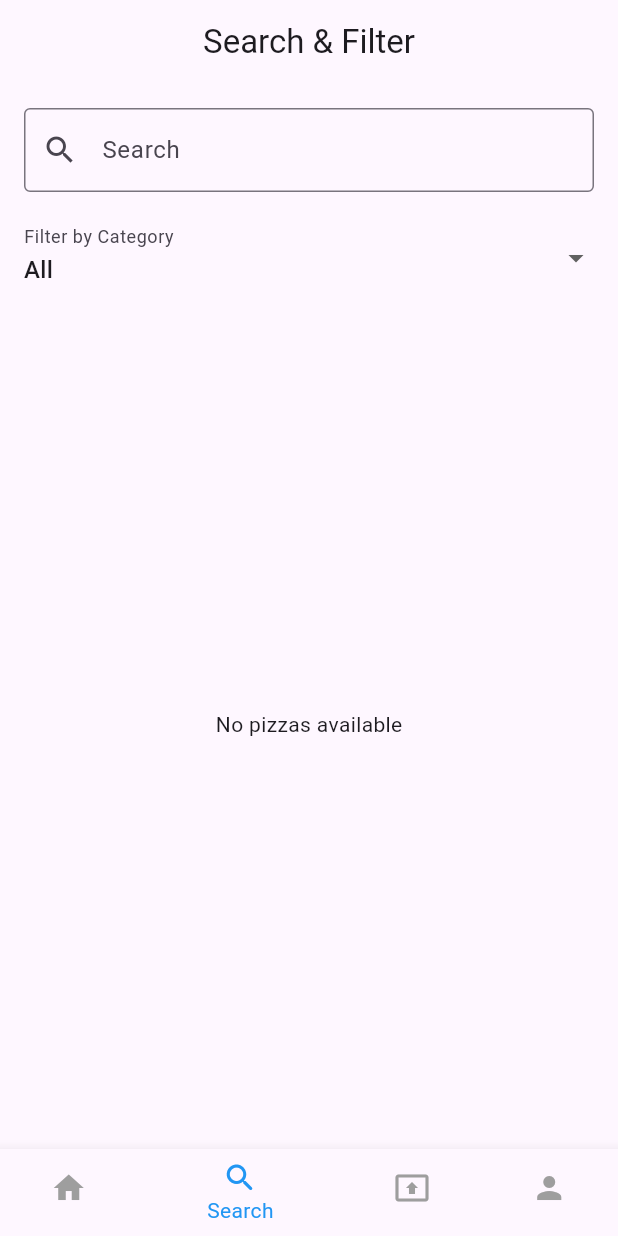
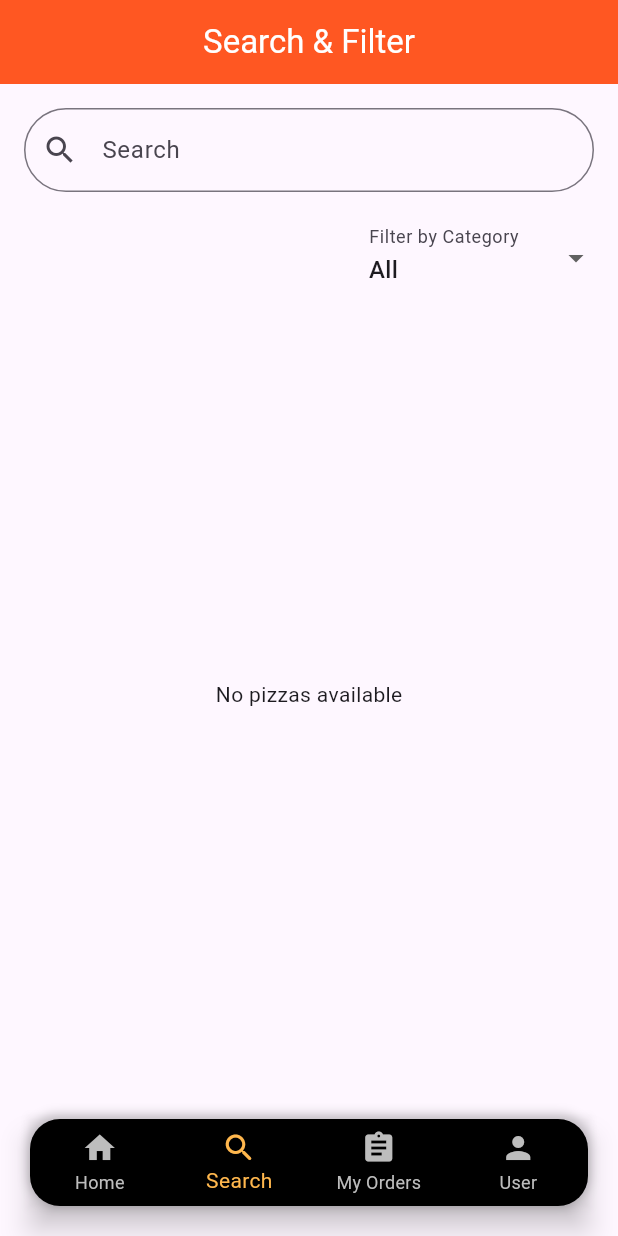
Before and after one commit to kanishkaviraj12/pizza-delivery-app, a Flutter app: the UserHomePage screen opened directly, item 2 of the bottom bar chosen, on a phone screen of 412 x 824 dp. Run offline on Flutter 3.47's test engine with Material 3 defaults, Android fonts, the phone set to English and light mode, and no system bars; our stand-ins replace cloud_firestore, firebase_auth, firebase_core, firebase_storage, image_picker, permission_handler; accounts and stored records are empty; network calls fail.

Commit message:
user UI design

```diff
--- a/lib/user/search.dart
+++ b/lib/user/search.dart
@@ -32,17 +32,23 @@ class _SearchFilterScreenState extends State<SearchFilterScreen> {
   Widget build(BuildContext context) {
     return Scaffold(
       appBar: AppBar(
-        title: const Text('Search & Filter'),
+        title: const Text(
+          'Search & Filter',
+          style: TextStyle(color: Colors.white),
+        ),
         centerTitle: true,
+        backgroundColor: Colors.deepOrange,
       ),
       body: Column(
         children: [
           Padding(
             padding: const EdgeInsets.all(16.0),
             child: TextField(
-              decoration: const InputDecoration(
+              decoration: InputDecoration(
                 labelText: 'Search',
-                border: OutlineInputBorder(),
+                border: OutlineInputBorder(
+                  borderRadius: BorderRadius.circular(50),
+                ),
                 prefixIcon: Icon(Icons.search),
               ),
               onChanged: (value) {
@@ -54,10 +60,17 @@ class _SearchFilterScreenState extends State<SearchFilterScreen> {
           ),
           Padding(
             padding: const EdgeInsets.symmetric(horizontal: 16.0),
+            child: Row(
+              mainAxisAlignment: MainAxisAlignment
+                  .end, // Aligns the Row's content to the right,
+              children: [
+                Container(
+                  width: 150,
                   child: DropdownButtonFormField(
                     value: selectedCategory,
                     items: ['All', 'Veg', 'Non-Veg'].map((String category) {
-                return DropdownMenuItem(value: category, child: Text(category));
+                      return DropdownMenuItem(
+                          value: category, child: Text(category));
                     }).toList(),
                     onChanged: (value) {
                       setState(() {
@@ -68,6 +81,9 @@ class _SearchFilterScreenState extends State<SearchFilterScreen> {
                       labelText: 'Filter by Category',
                       border: InputBorder.none,
                     ),
+                  ),
+                ),
+              ],
             ),
           ),
           Expanded(
--- a/lib/user/user_home.dart
+++ b/lib/user/user_home.dart
@@ -31,11 +31,34 @@ class _UserHomePageState extends State<UserHomePage> {
   Widget build(BuildContext context) {
     return Scaffold(
       body: _pages[_selectedIndex],
-      bottomNavigationBar: BottomNavigationBar(
+      bottomNavigationBar: Padding(
+        padding: const EdgeInsets.all(20),
+        child: Container(
+          decoration: BoxDecoration(
+            color: Colors
+                .black, // Dark background color for the bottom navigation bar
+            borderRadius: BorderRadius.circular(20),
+            boxShadow: [
+              // Optional: adds shadow for better visibility
+              BoxShadow(
+                color: Colors.black.withOpacity(0.2),
+                spreadRadius: 1,
+                blurRadius: 5,
+                offset: Offset(0, -2), // Shadow position
+              ),
+            ],
+          ),
+          child: BottomNavigationBar(
+            type: BottomNavigationBarType
+                .fixed, // Ensures background color is respected
             currentIndex: _selectedIndex,
             onTap: _onItemTapped,
-        selectedItemColor: Colors.blue, // Color for selected item
-        unselectedItemColor: Colors.grey, // Color for unselected items
+            selectedItemColor:
+                Colors.orange[300], // Orange color for selected item
+            unselectedItemColor:
+                Colors.grey[400], // Light grey for unselected items
+            backgroundColor:
+                Colors.transparent, // Transparent to show container color
             items: const [
               BottomNavigationBarItem(
                 icon: Icon(Icons.home),
@@ -46,7 +69,7 @@ class _UserHomePageState extends State<UserHomePage> {
                 label: 'Search',
               ),
               BottomNavigationBarItem(
-            icon: Icon(Icons.present_to_all),
+                icon: Icon(Icons.assignment),
                 label: 'My Orders',
               ),
               BottomNavigationBarItem(
@@ -55,6 +78,8 @@ class _UserHomePageState extends State<UserHomePage> {
               ),
             ],
           ),
+        ),
+      ),
     );
   }
 }
```
Also changed, not shown: lib/admin/admin_home.dart (+30 -5 lines), lib/order_management/order_histroy_&_status.dart (+21 -14 lines), lib/user/account_info.dart (+12 -3 lines), lib/user/menu_screen.dart (+23 -11 lines), lib/user/pizza_detail_page.dart (+9 -1 lines). Lines whose indentation alone changed are shown as unchanged.
